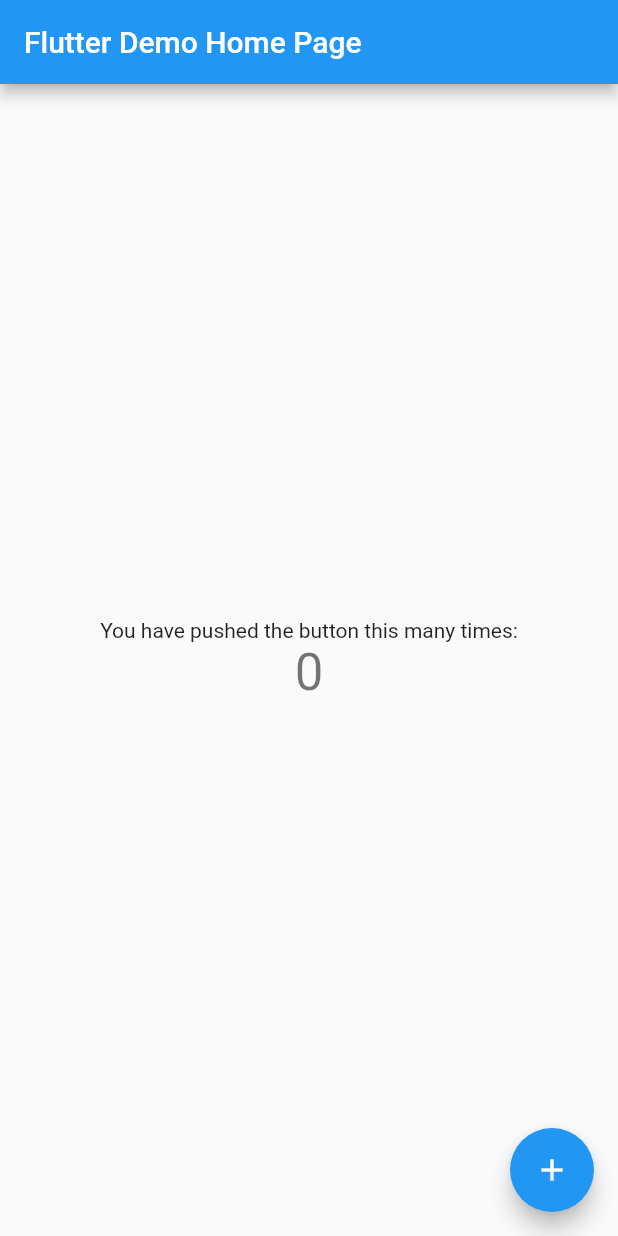
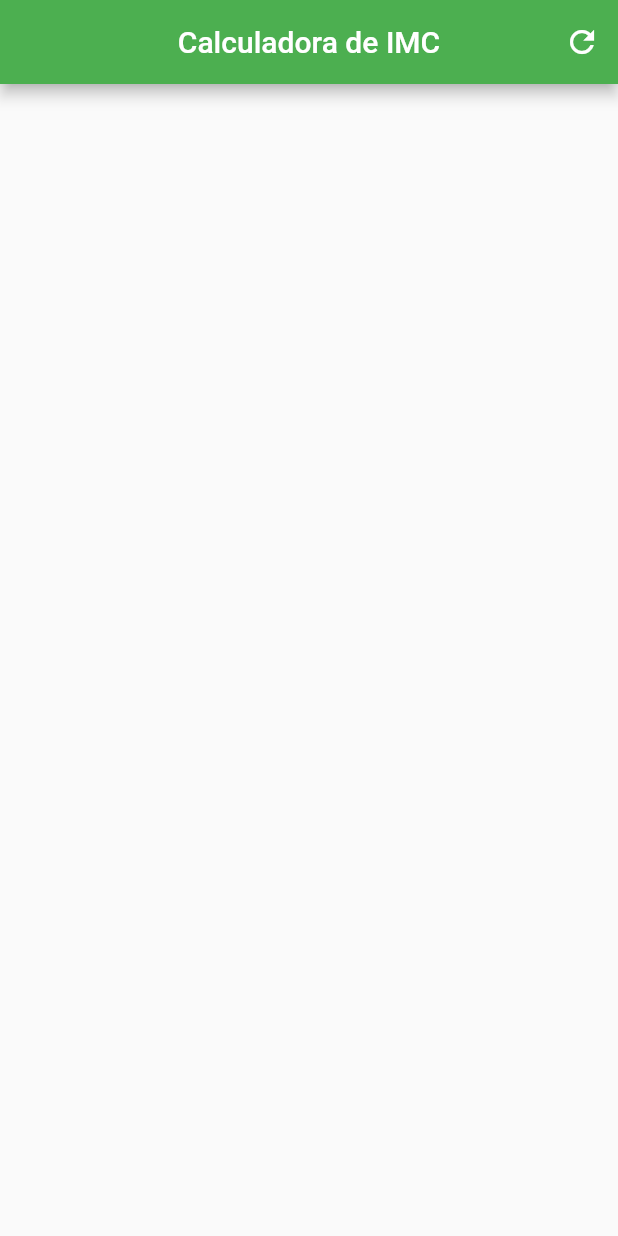
Before and after one commit to zamuelfernandes/calculadora_de_imc, a Flutter app: the screen it shows after launch, on a phone screen of 412 x 824 dp. Run offline on Flutter 3.47's test engine with Material 2 defaults, Android fonts, the phone set to English and light mode, and no system bars.

Commit message:
Scaffold e AppBar

```diff
--- a/lib/main.dart
+++ b/lib/main.dart
@@ -1,113 +1,28 @@
 import 'package:flutter/material.dart';
 
 void main() {
-  runApp(MyApp());
+  runApp(MaterialApp(
+    home: Home(),
+  ));
 }
 
-class MyApp extends StatelessWidget {
-  // This widget is the root of your application.
+class Home extends StatefulWidget {
+  const Home({Key? key}) : super(key: key);
+
+  @override
+  _HomeState createState() => _HomeState();
+}
+
+class _HomeState extends State<Home> {
   @override
   Widget build(BuildContext context) {
-    return MaterialApp(
-      title: 'Flutter Demo',
-      theme: ThemeData(
-        // This is the theme of your application.
-        //
-        // Try running your application with "flutter run". You'll see the
-        // application has a blue toolbar. Then, without quitting the app, try
-        // changing the primarySwatch below to Colors.green and then invoke
-        // "hot reload" (press "r" in the console where you ran "flutter run",
-        // or simply save your changes to "hot reload" in a Flutter IDE).
-        // Notice that the counter didn't reset back to zero; the application
-        // is not restarted.
-        primarySwatch: Colors.blue,
+    return Scaffold(
+      appBar: AppBar(
+        title: Text("Calculadora de IMC"),
+        centerTitle: true,
+        backgroundColor: Colors.green,
+        actions: [IconButton(onPressed: () {}, icon: Icon(Icons.refresh))],
       ),
-      home: MyHomePage(title: 'Flutter Demo Home Page'),
     );
   }
 }
-
-class MyHomePage extends StatefulWidget {
-  MyHomePage({Key? key, required this.title}) : super(key: key);
-
-  // This widget is the home page of your application. It is stateful, meaning
-  // that it has a State object (defined below) that contains fields that affect
-  // how it looks.
-
-  // This class is the configuration for the state. It holds the values (in this
-  // case the title) provided by the parent (in this case the App widget) and
-  // used by the build method of the State. Fields in a Widget subclass are
-  // always marked "final".
-
-  final String title;
-
-  @override
-  _MyHomePageState createState() => _MyHomePageState();
-}
-
-class _MyHomePageState extends State<MyHomePage> {
-  int _counter = 0;
-
-  void _incrementCounter() {
-    setState(() {
-      // This call to setState tells the Flutter framework that something has
-      // changed in this State, which causes it to rerun the build method below
-      // so that the display can reflect the updated values. If we changed
-      // _counter without calling setState(), then the build method would not be
-      // called again, and so nothing would appear to happen.
-      _counter++;
-    });
-  }
-
-  @override
-  Widget build(BuildContext context) {
-    // This method is rerun every time setState is called, for instance as done
-    // by the _incrementCounter method above.
-    //
-    // The Flutter framework has been optimized to make rerunning build methods
-    // fast, so that you can just rebuild anything that needs updating rather
-    // than having to individually change instances of widgets.
-    return Scaffold(
-      appBar: AppBar(
-        // Here we take the value from the MyHomePage object that was created by
-        // the App.build method, and use it to set our appbar title.
-        title: Text(widget.title),
-      ),
-      body: Center(
-        // Center is a layout widget. It takes a single child and positions it
-        // in the middle of the parent.
-        child: Column(
-          // Column is also a layout widget. It takes a list of children and
-          // arranges them vertically. By default, it sizes itself to fit its
-          // children horizontally, and tries to be as tall as its parent.
-          //
-          // Invoke "debug painting" (press "p" in the console, choose the
-          // "Toggle Debug Paint" action from the Flutter Inspector in Android
-          // Studio, or the "Toggle Debug Paint" command in Visual Studio Code)
-          // to see the wireframe for each widget.
-          //
-          // Column has various properties to control how it sizes itself and
-          // how it positions its children. Here we use mainAxisAlignment to
-          // center the children vertically; the main axis here is the vertical
-          // axis because Columns are vertical (the cross axis would be
-          // horizontal).
-          mainAxisAlignment: MainAxisAlignment.center,
-          children: <Widget>[
-            Text(
-              'You have pushed the button this many times:',
-            ),
-            Text(
-              '$_counter',
-              style: Theme.of(context).textTheme.headline4,
-            ),
-          ],
-        ),
-      ),
-      floatingActionButton: FloatingActionButton(
-        onPressed: _incrementCounter,
-        tooltip: 'Increment',
-        child: Icon(Icons.add),
-      ), // This trailing comma makes auto-formatting nicer for build methods.
-    );
-  }
-}
```
